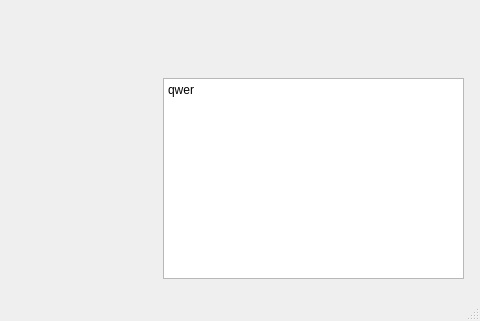
First picture: the form in MultipleDroneController+VideoStreaming.ui, repository thank4all/MultiDroneController, before the edit; both pictures show x 417 to 897 and y 352 to 673 of the 897 by 673 pixel window.
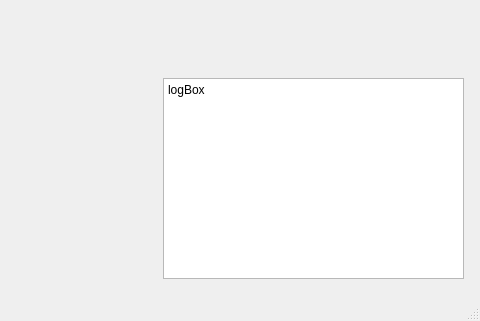
Second picture: the form after the edit.

Diff of the .ui file:
```diff
--- a/MultipleDroneController+VideoStreaming.ui
+++ b/MultipleDroneController+VideoStreaming.ui
@@ -239,7 +239,7 @@
 &lt;html&gt;&lt;head&gt;&lt;meta name=&quot;qrichtext&quot; content=&quot;1&quot; /&gt;&lt;style type=&quot;text/css&quot;&gt;
 p, li { white-space: pre-wrap; }
 &lt;/style&gt;&lt;/head&gt;&lt;body style=&quot; font-family:'Gulim'; font-size:9pt; font-weight:400; font-style:normal;&quot;&gt;
-&lt;p style=&quot; margin-top:0px; margin-bottom:0px; margin-left:0px; margin-right:0px; -qt-block-indent:0; text-indent:0px;&quot;&gt;qwer&lt;/p&gt;&lt;/body&gt;&lt;/html&gt;</string>
+&lt;p style=&quot; margin-top:0px; margin-bottom:0px; margin-left:0px; margin-right:0px; -qt-block-indent:0; text-indent:0px;&quot;&gt;logBox&lt;/p&gt;&lt;/body&gt;&lt;/html&gt;</string>
     </property>
    </widget>
    <widget class="QWidget" name="horizontalLayoutWidget">
```
